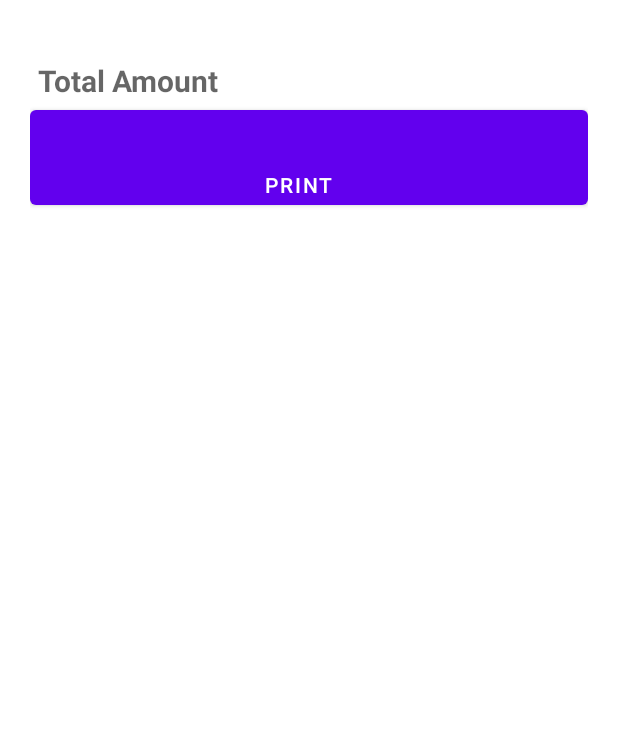
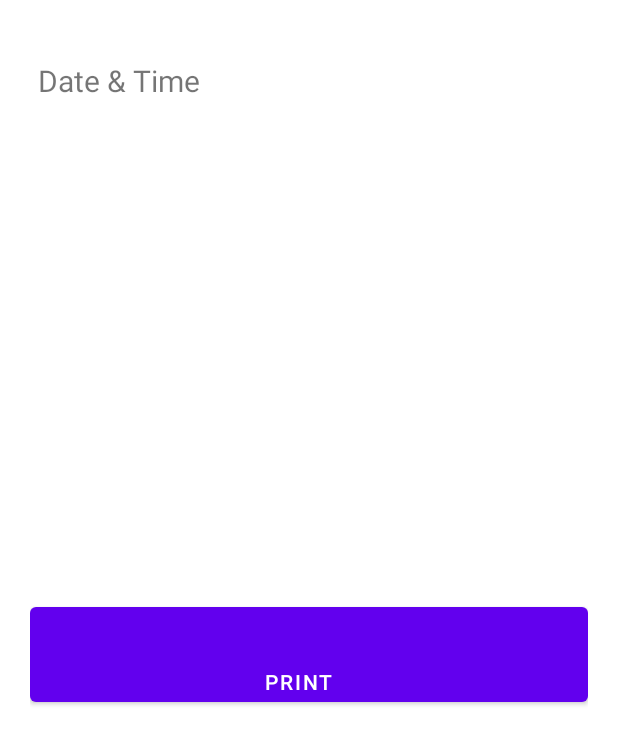
Before and after one commit to NiteenRC/pigmy-machine, an Android app: the layout customer_receipt.xml on its own in the app's theme, with its tools: preview values and no code run, on a phone screen of 412 x 824 dp. Shown: the top 744 px of the screen. Run offline under Robolectric (Android 15) with nearby library versions, the phone set to English and light mode, and no system bars.

Commit message:
data pushed to customer receipt

```diff
--- a/app/src/main/res/layout/customer_receipt.xml
+++ b/app/src/main/res/layout/customer_receipt.xml
@@ -9,15 +9,84 @@
     tools:context=".CustomerReceipt">
 
     <TextView
+        android:id="@+id/date_time"
+        android:layout_width="match_parent"
+        android:layout_height="wrap_content"
+        android:paddingStart="5dp"
+        android:paddingTop="20dp"
+        android:paddingEnd="20dp"
+        android:text="@string/date_time"
+        android:textSize="20sp" />
+
+    <TextView
+        android:id="@+id/agent_code"
+        android:layout_width="match_parent"
+        android:layout_height="wrap_content"
+        android:layout_below="@+id/date_time"
+        android:paddingStart="5dp"
+        android:paddingTop="20dp"
+        android:paddingEnd="20dp"
+        android:textSize="20sp" />
+
+    <TextView
+        android:id="@+id/acc_type"
+        android:layout_width="match_parent"
+        android:layout_height="wrap_content"
+        android:layout_below="@+id/agent_code"
+        android:paddingStart="5dp"
+        android:paddingTop="20dp"
+        android:paddingEnd="20dp"
+        android:textSize="20sp" />
+
+    <TextView
+        android:id="@+id/customer_name"
+        android:layout_width="match_parent"
+        android:layout_height="wrap_content"
+        android:layout_below="@+id/acc_type"
+        android:paddingStart="5dp"
+        android:paddingTop="20dp"
+        android:paddingEnd="20dp"
+        android:textSize="20sp" />
+
+    <TextView
+        android:id="@+id/acc_no"
+        android:layout_width="match_parent"
+        android:layout_height="wrap_content"
+        android:layout_below="@+id/customer_name"
+        android:paddingStart="5dp"
+        android:paddingTop="20dp"
+        android:paddingEnd="20dp"
+        android:textSize="20sp" />
+
+    <TextView
+        android:id="@+id/prev_balance"
+        android:layout_width="match_parent"
+        android:layout_height="wrap_content"
+        android:layout_below="@+id/acc_no"
+        android:paddingStart="5dp"
+        android:paddingTop="20dp"
+        android:paddingEnd="20dp"
+        android:textSize="20sp" />
+
+    <TextView
+        android:id="@+id/deposit_amount"
+        android:layout_width="match_parent"
+        android:layout_height="wrap_content"
+        android:layout_below="@+id/prev_balance"
+        android:paddingStart="5dp"
+        android:paddingTop="20dp"
+        android:paddingEnd="20dp"
+        android:textSize="20sp" />
+
+    <TextView
         android:id="@+id/total_amount"
         android:layout_width="match_parent"
         android:layout_height="wrap_content"
-        android:hint="@string/total_amount"
+        android:layout_below="@+id/deposit_amount"
         android:paddingStart="5dp"
         android:paddingTop="20dp"
         android:paddingEnd="20dp"
-        android:textSize="20sp"
-        android:textStyle="bold" />
+        android:textSize="20sp" />
 
     <Button
         android:id="@+id/add_button"
--- a/app/src/main/res/values/strings.xml
+++ b/app/src/main/res/values/strings.xml
@@ -7,4 +7,5 @@
     <string name="total_amount">Total Amount</string>
     <string name="submit">Submit</string>
     <string name="print">Print</string>
+    <string name="date_time"><![CDATA[Date & Time]]></string>
 </resources>
```
Also changed, not shown: app/src/main/java/com/example/pigmy/CustomerReceipt.java (+14 -4 lines), app/src/main/java/com/example/pigmy/MainActivity.java (+18 -7 lines).
